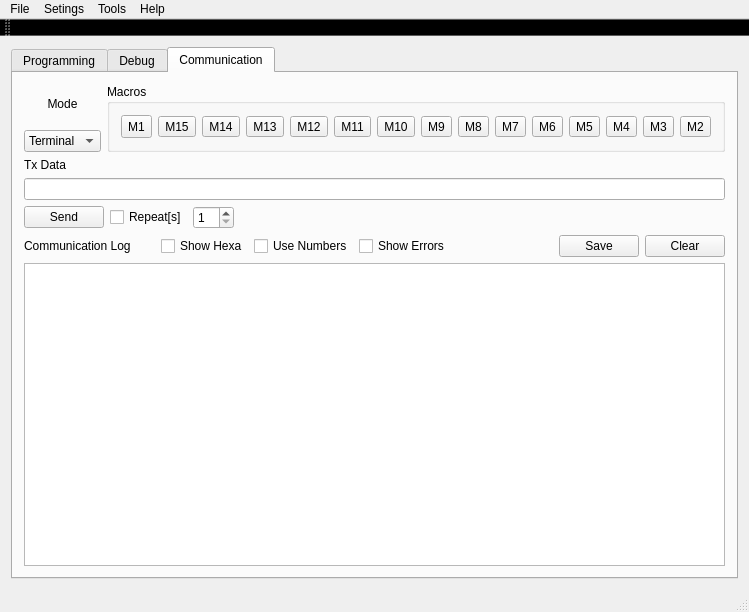
Above: IDE/iqrf_ide/mainwindow.ui from nandra/IDE before the change. Below: the same form after it.
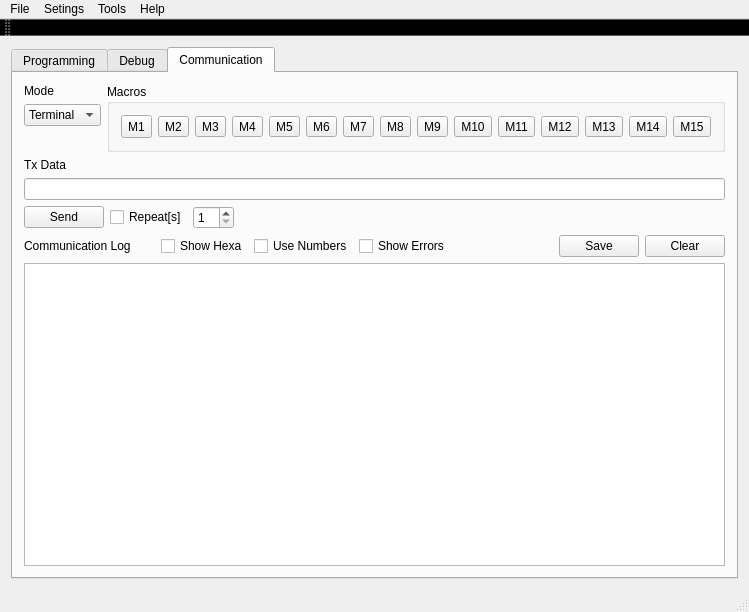
That is the form after the change. The open tabs and pages were chosen to show the change.

Commit message: Minor updates for dialogs and modification according request.

Patch:
```diff
--- a/IDE/iqrf_ide/mainwindow.ui
+++ b/IDE/iqrf_ide/mainwindow.ui
@@ -6,7 +6,7 @@
    <rect>
     <x>0</x>
     <y>0</y>
-    <width>632</width>
+    <width>708</width>
     <height>612</height>
    </rect>
   </property>
@@ -542,12 +542,12 @@
        <attribute name="title">
         <string>Communication</string>
        </attribute>
-       <layout class="QVBoxLayout" name="verticalLayout_7">
+       <layout class="QVBoxLayout" name="verticalLayout_6">
         <item>
          <layout class="QHBoxLayout" name="horizontalLayout_2">
           <item>
-           <layout class="QVBoxLayout" name="verticalLayout_6">
-            <item>
+           <layout class="QFormLayout" name="formLayout">
+            <item row="0" column="0">
              <widget class="QLabel" name="modeLbl">
               <property name="layoutDirection">
                <enum>Qt::LeftToRight</enum>
@@ -560,7 +560,7 @@
               </property>
              </widget>
             </item>
-            <item>
+            <item row="1" column="0">
              <widget class="QComboBox" name="modeBox">
               <item>
                <property name="text">
@@ -619,98 +619,98 @@
                <item>
                 <widget class="QToolButton" name="m15Btn">
                  <property name="text">
-                  <string>M15</string>
+                  <string>M2</string>
                  </property>
                 </widget>
                </item>
                <item>
                 <widget class="QToolButton" name="m14Btn">
                  <property name="text">
-                  <string>M14</string>
+                  <string>M3</string>
                  </property>
                 </widget>
                </item>
                <item>
                 <widget class="QToolButton" name="m13Btn">
                  <property name="text">
-                  <string>M13</string>
+                  <string>M4</string>
                  </property>
                 </widget>
                </item>
                <item>
                 <widget class="QToolButton" name="m12Btn">
                  <property name="text">
-                  <string>M12</string>
+                  <string>M5</string>
                  </property>
                 </widget>
                </item>
                <item>
                 <widget class="QToolButton" name="m11Btn">
                  <property name="text">
-                  <string>M11</string>
+                  <string>M6</string>
                  </property>
                 </widget>
                </item>
                <item>
                 <widget class="QToolButton" name="m10Btn">
                  <property name="text">
-                  <string>M10</string>
+                  <string>M7</string>
                  </property>
                 </widget>
                </item>
                <item>
                 <widget class="QToolButton" name="m9Btn">
                  <property name="text">
-                  <string>M9</string>
-                 </property>
-                </widget>
-               </item>
-               <item>
-                <widget class="QToolButton" name="m8Btn">
-                 <property name="text">
                   <string>M8</string>
                  </property>
                 </widget>
                </item>
+               <item>
+                <widget class="QToolButton" name="m8Btn">
+                 <property name="text">
+                  <string>M9</string>
+                 </property>
+                </widget>
+               </item>
                <item>
                 <widget class="QToolButton" name="m7Btn">
                  <property name="text">
-                  <string>M7</string>
+                  <string>M10</string>
                  </property>
                 </widget>
                </item>
                <item>
                 <widget class="QToolButton" name="m6Btn">
                  <property name="text">
-                  <string>M6</string>
+                  <string>M11</string>
                  </property>
                 </widget>
                </item>
                <item>
                 <widget class="QToolButton" name="m5Btn">
                  <property name="text">
-                  <string>M5</string>
+                  <string>M12</string>
                  </property>
                 </widget>
                </item>
                <item>
                 <widget class="QToolButton" name="m4Btn">
                  <property name="text">
-                  <string>M4</string>
+                  <string>M13</string>
                  </property>
                 </widget>
                </item>
                <item>
                 <widget class="QToolButton" name="m3Btn">
                  <property name="text">
-                  <string>M3</string>
+                  <string>M14</string>
                  </property>
                 </widget>
                </item>
                <item>
                 <widget class="QToolButton" name="m2Btn">
                  <property name="text">
-                  <string>M2</string>
+                  <string>M15</string>
                  </property>
                 </widget>
                </item>
```
Left out of the diff: 19 changed lines with no effect on the pictures. The commit also changes 7 other files.
